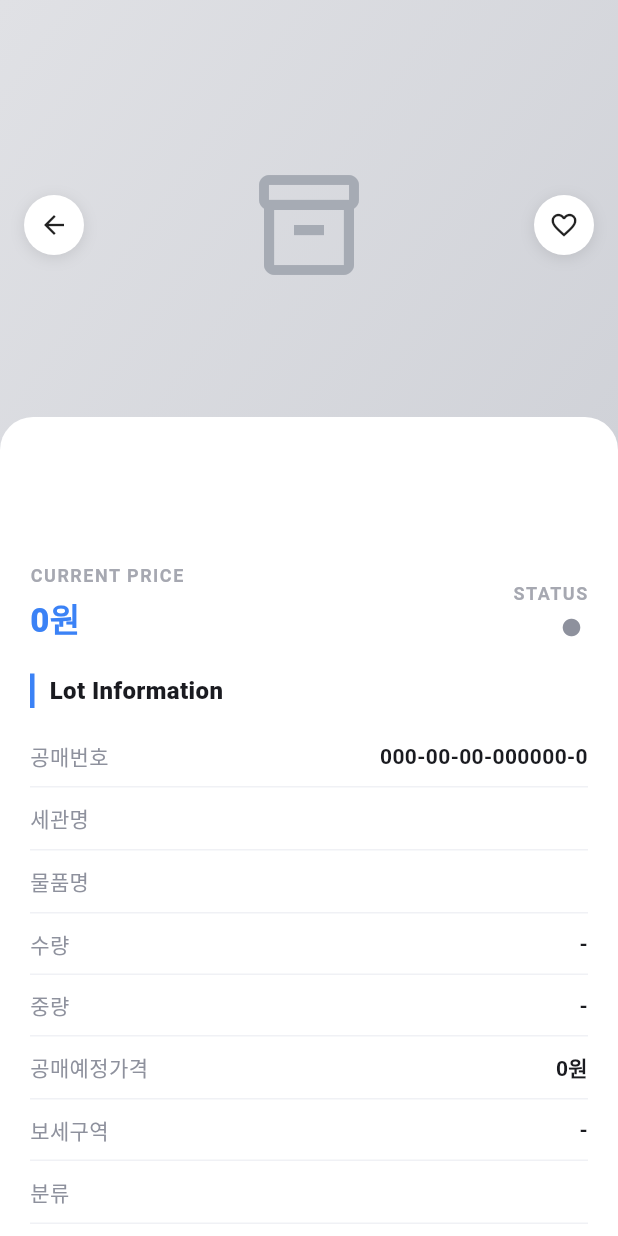
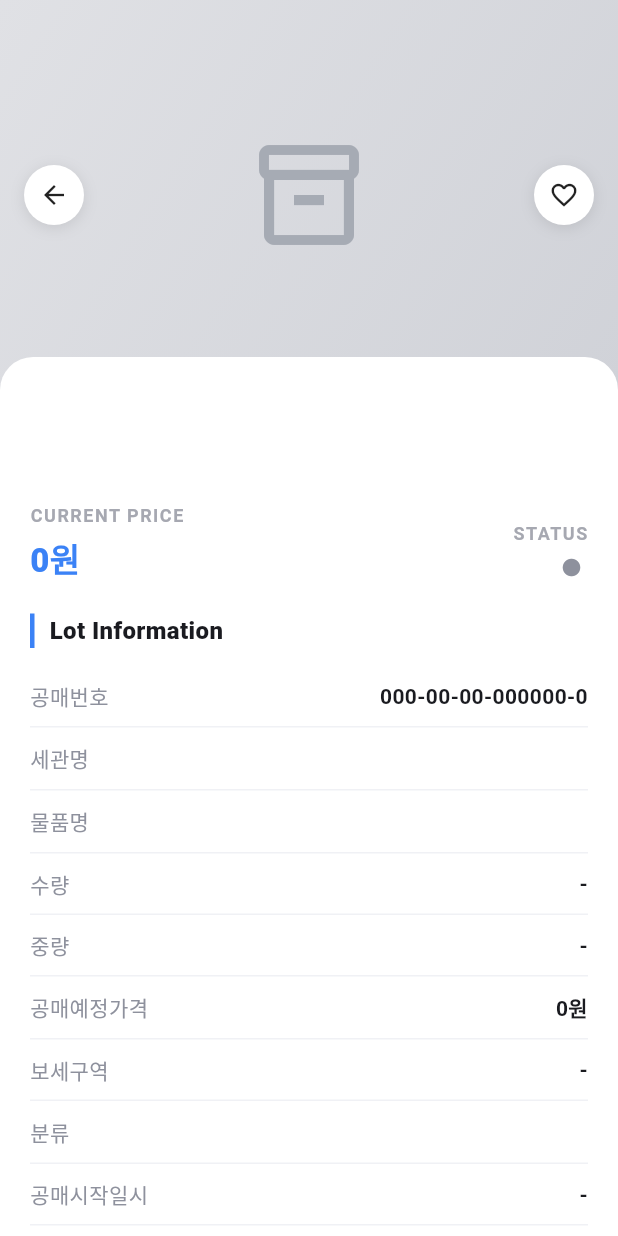
Before and after one commit to khj398/Customs-access-improvement-service, a Flutter app: the DetailScreen screen opened directly with empty values, on a phone screen of 412 x 824 dp. Run offline on Flutter 3.47's test engine with Material 3 defaults, Android fonts, the phone set to English and light mode, and no system bars; our stand-ins replace get, get_storage, table_calendar; accounts and stored records are empty; network calls fail.

Commit message:
fix: 웹 화면에서 검색 그리드·상세화면 레이아웃 반응형 개선
- search_tab.dart: LayoutBuilder로 폭에 따라 열 수 동적 결정
  (< 520px: 2열 / < 900px: 3열 / >= 900px: 4열)
  childAspectRatio도 카드 고정 높이(230px) 기준으로 계산해
  넓은 화면에서 카드 아래 빈 공간이 생기던 문제 수정
- detail_screen.dart:
  - 최대 폭 860px 제한 + Center 정렬 (넓은 화면 대응)
  - 720px 이상에서 배경색 변경, 이미지 높이 340px로 조정
  - 이미지 fit을 cover → contain으로 변경 (이미지 비율 유지)

Co-Authored-By: Claude Sonnet 4.6 <noreply@anthropic.com>

```diff
--- a/cais_front/lib/screens/detail_screen.dart
+++ b/cais_front/lib/screens/detail_screen.dart
@@ -17,29 +17,38 @@ class DetailScreen extends StatelessWidget {
   Widget build(BuildContext context) {
     final ctrl = Get.find<AppController>();
 
+    final screenW = MediaQuery.of(context).size.width;
+    final isWide = screenW >= 720;
+    final heroH = isWide ? 340.0 : 260.0;
+
     return Scaffold(
-      backgroundColor: Colors.white,
-      body: SingleChildScrollView(
+      backgroundColor: isWide ? const Color(0xFFF4F5F8) : Colors.white,
+      body: Center(
+        child: ConstrainedBox(
+          constraints: const BoxConstraints(maxWidth: 860),
+          child: SingleChildScrollView(
         child: Column(
           crossAxisAlignment: CrossAxisAlignment.start,
           children: [
             // Hero image
             SizedBox(
-              height: 300,
+              height: heroH,
               child: Stack(
                 fit: StackFit.expand,
                 children: [
-                  item.images.isNotEmpty
-                      ? Image.network(
+                  Container(color: const Color(0xFFF0F1F5)),
+                  if (item.images.isNotEmpty)
+                    Image.network(
                       item.images.first,
-                          fit: BoxFit.cover,
+                      fit: BoxFit.contain,
                       width: double.infinity,
                       height: double.infinity,
                       errorBuilder: (_, __, ___) => _detailPlaceholder(),
                       loadingBuilder: (_, child, progress) =>
                           progress == null ? child : _detailPlaceholder(),
                     )
-                      : _detailPlaceholder(),
+                  else
+                    _detailPlaceholder(),
                   SafeArea(
                     child: Padding(
                       padding: const EdgeInsets.all(16),
@@ -189,6 +198,8 @@ class DetailScreen extends StatelessWidget {
           ],
         ),
       ),
+        ),
+      ),
     );
   }
 }
```
Also changed, not shown: cais_front/lib/screens/search_tab.dart (+17 -4 lines). Lines whose indentation alone changed are shown as unchanged.
